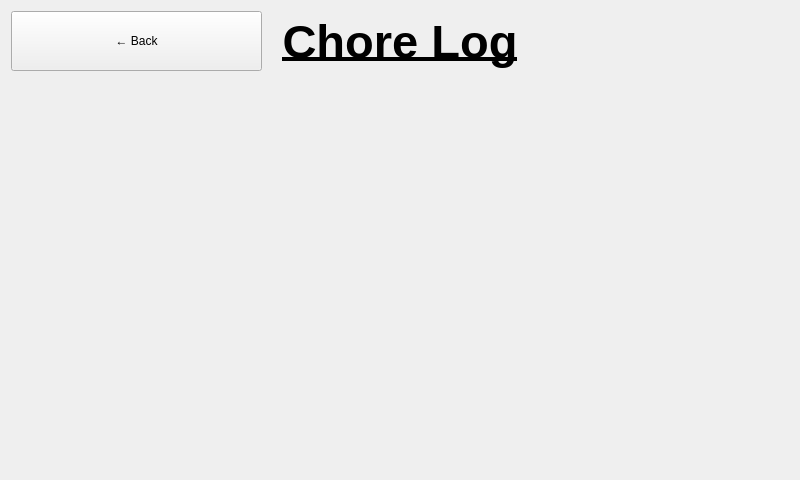
jplarose/PiChores, file ChoreLog.ui: the form before one commit.
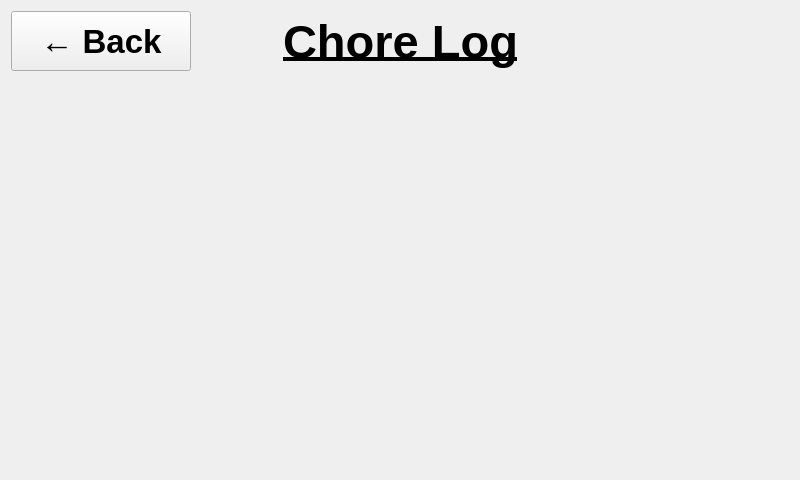
The form after the commit.

Commit message: Some UI cleanup and DB call fixes

Patch:
```diff
--- a/ChoreLog.ui
+++ b/ChoreLog.ui
@@ -30,6 +30,15 @@
          <height>60</height>
         </size>
        </property>
+       <property name="font">
+        <font>
+         <pointsize>25</pointsize>
+         <bold>true</bold>
+        </font>
+       </property>
+       <property name="text">
+        <string>← Back</string>
+       </property>
       </widget>
      </item>
      <!-- Left Expanding Spacer -->
@@ -40,10 +49,19 @@
        </property>
        <property name="sizePolicy">
         <sizepolicy hsizetype="Expanding" vsizetype="Minimum">
-         <horStretch>0</horStretch>
-         <verStretch>0</verStretch>
+         <horstretch>0</horstretch>
+         <verstretch>0</verstretch>
         </sizepolicy>
        </property>
+       <property name="orientation">
+        <enum>Qt::Horizontal</enum>
+       </property>
+       <property name="sizeHint" stdset="0">
+        <size>
+         <width>0</width>
+         <height>0</height>
+        </size>
+       </property>
       </spacer>
      </item>
      <!-- Title Label -->
@@ -72,10 +90,19 @@
        </property>
        <property name="sizePolicy">
         <sizepolicy hsizetype="Expanding" vsizetype="Minimum">
-         <horStretch>0</horStretch>
-         <verStretch>0</verStretch>
+         <horstretch>0</horstretch>
+         <verstretch>0</verstretch>
         </sizepolicy>
        </property>
+       <property name="orientation">
+        <enum>Qt::Horizontal</enum>
+       </property>
+       <property name="sizeHint" stdset="0">
+        <size>
+         <width>0</width>
+         <height>0</height>
+        </size>
+       </property>
       </spacer>
      </item>
      <!-- Dummy Widget with fixed width to balance the back button -->
```
Left out of the diff: 35 changed lines with no effect on the pictures. The commit also changes 7 other files.
